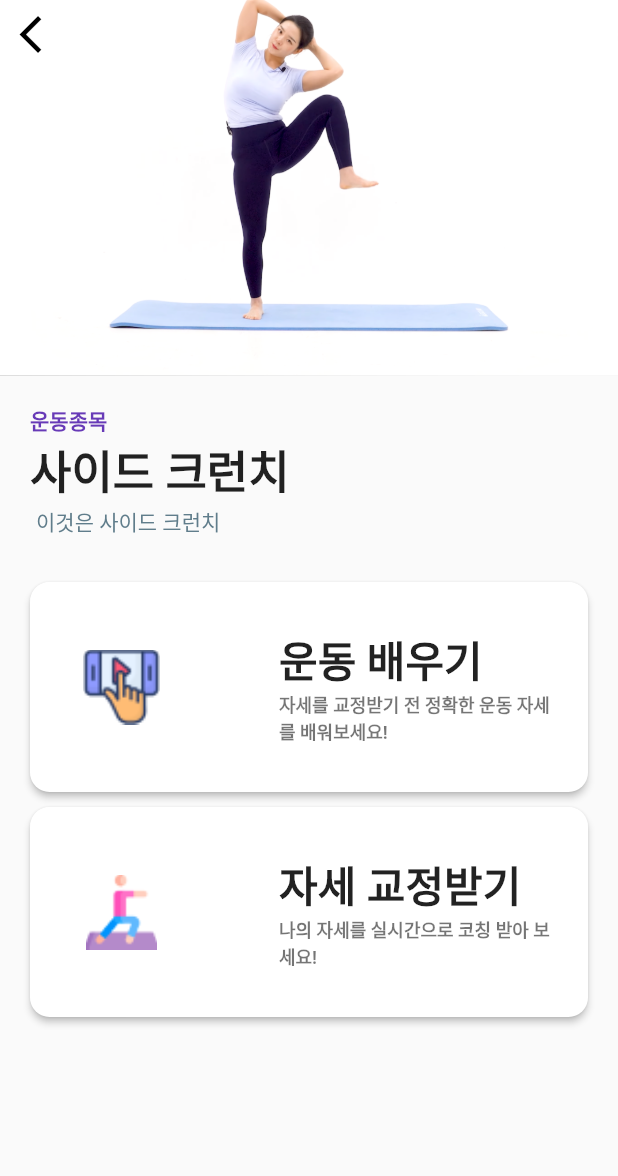
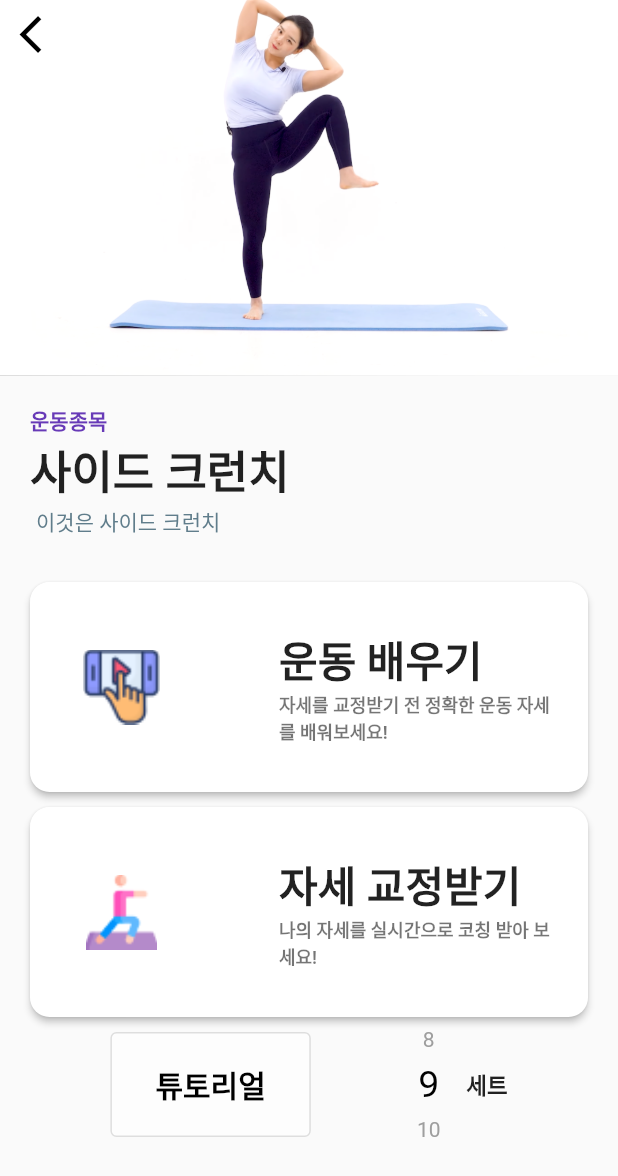
Before and after one commit to NaverMind/AIHealthCare, a Flutter app: the Homelist screen opened directly, after a tap on "사이드 크런치", on a phone screen of 412 x 824 dp. Shown: the top 1176 px of the screen. Run offline on Flutter 3.47's test engine with Material 2 defaults, Android fonts, the phone set to English and light mode, and no system bars; drawn by our look-alikes of numberpicker; our stand-ins replace drift, fl_chart, flutter_svg, flutter_tts, get_it, introduction_screen and 3 more; missing offline and left inert: body_detection, circular_bottom_navigation, flutter_beep; accounts and stored records are empty; generated files the repository leaves out were written again.

Commit message:
튜토리얼 및 운동 횟수 완성

```diff
--- a/senior_fit_1/lib/screens/detail_screen.dart
+++ b/senior_fit_1/lib/screens/detail_screen.dart
@@ -1,13 +1,26 @@
 import 'package:flutter/material.dart';
 import 'package:senior_fit_1/screens/player.dart';
+import 'package:numberpicker/numberpicker.dart';
+import 'package:shared_preferences/shared_preferences.dart';
 
 import '../model/body_detection.dart';
 
-class DetailScreen extends StatelessWidget {
+class DetailScreen extends StatefulWidget {
   final String action;
   final String image;
   final String description;
 
+  DetailScreen({
+    required this.image,
+    required this.description,
+    required this.action,
+  });
+
+  @override
+  State<DetailScreen> createState() => _DetailScreenState();
+}
+
+class _DetailScreenState extends State<DetailScreen> {
   var imagee = {
     '플랭크': 'images/plank_detail.png',
     '푸시업': 'images/pushup.jpg',
@@ -15,11 +28,30 @@ class DetailScreen extends StatelessWidget {
     '사이드 크런치': 'images/standingside.png'
   };
 
-  DetailScreen({
-    required this.image,
-    required this.description,
-    required this.action,
-  });
+  var tutorialYoutubelink = {
+    '플랭크': 'VPZvWMXNfwk',
+    '푸시업': '_m31z7To0Ko',
+    '버드독': 'SfjFnlwBwgE',
+    '사이드 크런치': 'GjaYv6vaqu8'
+  };
+
+  int newValue = 8;
+
+  late SharedPreferences prefs;
+
+  _loadPrefs() async {
+    prefs = await SharedPreferences.getInstance();
+    setState(() {
+      newValue = prefs.getInt('${widget.action}counter') ?? 9;
+    });
+  }
+
+  @override
+  void initState() {
+    super.initState();
+    _loadPrefs();
+
+  }
 
   @override
   Widget build(BuildContext context) {
@@ -31,9 +63,17 @@ class DetailScreen extends StatelessWidget {
           toolbarHeight: 250,
           leading: Column(
             children: [
-              Padding(
-                padding: const EdgeInsets.all(8.0),
-                child: const Icon(Icons.arrow_back_ios,size: 30,),
+              GestureDetector(
+                onTap: (){
+                  Navigator.of(context).pop();
+                },
+                child: Padding(
+                  padding: const EdgeInsets.all(8.0),
+                  child: const Icon(
+                    Icons.arrow_back_ios,
+                    size: 30,
+                  ),
+                ),
               ),
             ],
           ),
@@ -42,7 +82,7 @@ class DetailScreen extends StatelessWidget {
             child: SafeArea(
               child: Container(
                 color: Colors.white,
-                child: Image.asset(imagee[action]!, fit: BoxFit.cover),
+                child: Image.asset(imagee[widget.action]!, fit: BoxFit.cover),
               ),
             ),
           ),
@@ -62,7 +102,7 @@ class DetailScreen extends StatelessWidget {
                   ),
                 ),
                 Text(
-                  action,
+                  widget.action,
                   style: const TextStyle(
                     fontWeight: FontWeight.bold,
                     fontSize: 30,
@@ -71,7 +111,7 @@ class DetailScreen extends StatelessWidget {
                 Padding(
                   padding: const EdgeInsets.fromLTRB(4, 2, 0, 30),
                   child: Text(
-                    description,
+                    widget.description,
                     style: const TextStyle(
                       color: Colors.blueGrey,
                       fontSize: 14,
@@ -85,7 +125,8 @@ class DetailScreen extends StatelessWidget {
               description: '자세를 교정받기 전 정확한 운동 자세를 배워보세요!',
               action: '운동 배우기',
               isCamera: false,
-              actionname: action,
+              actionname: widget.action,
+              counter: 0,
             ),
             Container(
               height: 10,
@@ -95,7 +136,87 @@ class DetailScreen extends StatelessWidget {
               description: '나의 자세를 실시간으로 코칭 받아 보세요!',
               action: '자세 교정받기',
               isCamera: true,
-              actionname: action,
+              actionname: widget.action,
+              counter: newValue,
+            ),
+            Row(
+              mainAxisAlignment: MainAxisAlignment.spaceEvenly,
+              children: [
+                OutlinedButton(
+                  onPressed: () {
+                    Navigator.push(
+                        context,
+                        MaterialPageRoute(
+                            builder: (context) => Player(
+                                tutorialYoutubelink[widget.action]!,
+                                widget.action)));
+                  },
+                  child: Text(
+                    '튜토리얼',
+                    style: TextStyle(
+                      fontWeight: FontWeight.bold,
+                      fontSize: 20,
+                    ),
+                  ),
+                  style: ButtonStyle(
+                    backgroundColor: MaterialStateProperty.resolveWith<Color?>(
+                      (Set<MaterialState> states) {
+                        if (states.contains(MaterialState.pressed))
+                          return Theme.of(context)
+                              .colorScheme
+                              .primary
+                              .withOpacity(0.5);
+                        return Colors.white
+                            .withOpacity(0.5); // Use the component's default.
+                      },
+                    ),
+                    foregroundColor: MaterialStateProperty.resolveWith<Color?>(
+                      (Set<MaterialState> states) {
+                        if (states.contains(MaterialState.pressed))
+                          return Theme.of(context)
+                              .colorScheme
+                              .primary
+                              .withOpacity(0.5);
+                        return Colors.black; // Use the component's default.
+                      },
+                    ),
+                    padding: MaterialStateProperty.resolveWith<EdgeInsets?>(
+                      (Set<MaterialState> states) {
+                        return EdgeInsets.symmetric(
+                            vertical: 20,
+                            horizontal: 30); // Use the component's default.
+                      },
+                    ),
+                  ),
+                ),
+                Row(
+                  children: [
+                    Container(
+                      height: 90,
+                      width: 50,
+                      child: NumberPicker(
+                        selectedTextStyle: TextStyle(
+                          color: Colors.black,
+                          fontSize: 25,
+                        ),
+                        textStyle: TextStyle(color: Colors.grey),
+                        value: newValue,
+                        itemHeight: 30,
+                        minValue: 1,
+                        maxValue: 100,
+                        onChanged: (value) => setState(() => newValue = value),
+                      ),
+                    ),
+                    Text(
+                      '세트',
+                      style: TextStyle(
+                        fontSize: 15,
+                        fontWeight: FontWeight.bold,
+                      ),
+                    ),
+                  ],
+                ),
+              ],
             ),
           ],
         ));
@@ -107,6 +228,7 @@ class Tile extends StatelessWidget {
   final String image;
   final String description;
   final String actionname;
+  final int counter;
 
   final bool isCamera;
   var youtubelink = {
@@ -122,7 +244,8 @@ class Tile extends StatelessWidget {
       required this.image,
       required this.description,
       required this.action,
-      required this.isCamera})
+      required this.isCamera,
+      required this.counter})
       : super(key: key);
 
   @override
@@ -130,11 +253,14 @@ class Tile extends StatelessWidget {
     return MaterialButton(
       shape: RoundedRectangleBorder(borderRadius: BorderRadius.circular(13.0)),
       color: Colors.white,
-      onPressed: () {
+      onPressed: () async {
         if (isCamera) {
+          SharedPreferences prefs = await SharedPreferences.getInstance();
+          await prefs.setInt('${actionname}counter', counter);
           Navigator.of(context).push(MaterialPageRoute(
               builder: (context) => DetectPage(
                     actionname: actionname,
+                    counter: counter,
                   )));
         } else {
           Navigator.push(
--- a/senior_fit_1/pubspec.yaml
+++ b/senior_fit_1/pubspec.yaml
@@ -54,6 +54,7 @@ dependencies:
   path: ^1.8.2
   get_it: ^7.2.0
   flutter_svg: ^1.1.6
+  numberpicker: ^2.1.1
 
 dev_dependencies:
   flutter_test:
```
Also changed, not shown: senior_fit_1/lib/model/body_detection.dart (+27 -12 lines), senior_fit_1/lib/screens/player.dart (+42 -7 lines), senior_fit_1/pubspec.lock.
